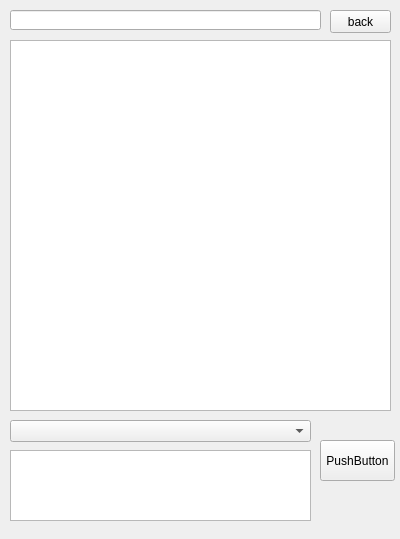
Above: forms/file_system.ui from akhmeade/yanileda before the change. Below: the same form after it.
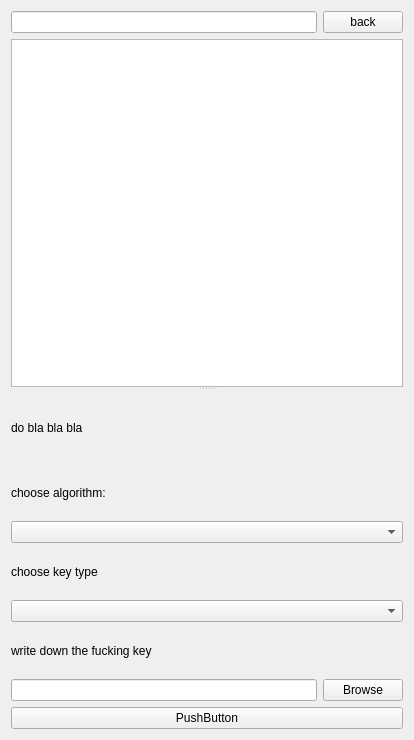
That is the form after the change.

What changed in the file:
```diff
--- a/forms/file_system.ui
+++ b/forms/file_system.ui
@@ -6,8 +6,8 @@
    <rect>
     <x>0</x>
     <y>0</y>
-    <width>400</width>
-    <height>539</height>
+    <width>414</width>
+    <height>740</height>
    </rect>
   </property>
   <property name="minimumSize">
@@ -19,50 +19,35 @@
   <property name="windowTitle">
    <string>Form</string>
   </property>
-  <widget class="QComboBox" name="algorithms_box">
-   <property name="geometry">
-    <rect>
-     <x>10</x>
-     <y>420</y>
-     <width>301</width>
-     <height>22</height>
-    </rect>
-   </property>
-  </widget>
-  <widget class="QTextEdit" name="key_box">
-   <property name="geometry">
-    <rect>
-     <x>10</x>
-     <y>450</y>
-     <width>301</width>
-     <height>71</height>
-    </rect>
-   </property>
-  </widget>
-  <widget class="QPushButton" name="load_button">
-   <property name="geometry">
-    <rect>
-     <x>320</x>
-     <y>440</y>
-     <width>75</width>
-     <height>41</height>
-    </rect>
-   </property>
+  <layout class="QVBoxLayout" name="verticalLayout_5">
+   <item>
+    <layout class="QHBoxLayout" name="horizontalLayout_2">
+     <item>
+      <widget class="QLineEdit" name="path_box"/>
+     </item>
+     <item>
+      <widget class="QPushButton" name="back_button">
    <property name="text">
-    <string>PushButton</string>
-   </property>
-  </widget>
+        <string>back</string>
+       </property>
+      </widget>
+     </item>
+    </layout>
+   </item>
+   <item>
+    <widget class="QSplitter" name="splitter">
+     <property name="orientation">
+      <enum>Qt::Vertical</enum>
+     </property>
   <widget class="QTableView" name="listdir">
    <property name="enabled">
     <bool>true</bool>
    </property>
-   <property name="geometry">
-    <rect>
-     <x>10</x>
-     <y>40</y>
-     <width>381</width>
-     <height>371</height>
-    </rect>
+      <property name="sizePolicy">
+       <sizepolicy hsizetype="Expanding" vsizetype="Maximum">
+        <horstretch>0</horstretch>
+        <verstretch>0</verstretch>
+       </sizepolicy>
    </property>
    <property name="editTriggers">
     <set>QAbstractItemView::DoubleClicked|QAbstractItemView::SelectedClicked</set>
@@ -77,29 +62,83 @@
     <enum>Qt::ElideRight</enum>
    </property>
   </widget>
-  <widget class="QLineEdit" name="path_box">
-   <property name="geometry">
-    <rect>
-     <x>10</x>
-     <y>10</y>
-     <width>311</width>
-     <height>20</height>
-    </rect>
-   </property>
-  </widget>
-  <widget class="QPushButton" name="back_button">
-   <property name="geometry">
-    <rect>
-     <x>330</x>
-     <y>10</y>
-     <width>61</width>
-     <height>23</height>
-    </rect>
-   </property>
+     <widget class="QWidget" name="">
+      <layout class="QVBoxLayout" name="verticalLayout_4">
+       <property name="sizeConstraint">
+        <enum>QLayout::SetMinimumSize</enum>
+       </property>
+       <item>
+        <widget class="QLabel" name="message_box">
+         <property name="text">
+          <string>do bla bla bla</string>
+         </property>
+        </widget>
+       </item>
+       <item>
+        <layout class="QVBoxLayout" name="verticalLayout">
+         <item>
+          <widget class="QLabel" name="algorithm_label">
+           <property name="text">
+            <string>choose algorithm:</string>
+           </property>
+          </widget>
+         </item>
+         <item>
+          <widget class="QComboBox" name="algorithms_box"/>
+         </item>
+        </layout>
+       </item>
+       <item>
+        <layout class="QVBoxLayout" name="verticalLayout_2">
+         <item>
+          <widget class="QLabel" name="key_type_label">
    <property name="text">
-    <string>back</string>
-   </property>
-  </widget>
+            <string>choose key type</string>
+           </property>
+          </widget>
+         </item>
+         <item>
+          <widget class="QComboBox" name="key_type_box"/>
+         </item>
+        </layout>
+       </item>
+       <item>
+        <layout class="QVBoxLayout" name="verticalLayout_3">
+         <item>
+          <widget class="QLabel" name="key_label">
+           <property name="text">
+            <string>write down the fucking key</string>
+           </property>
+          </widget>
+         </item>
+         <item>
+          <layout class="QHBoxLayout" name="horizontalLayout">
+           <item>
+            <widget class="QLineEdit" name="key_box"/>
+           </item>
+           <item>
+            <widget class="QPushButton" name="browse_button">
+             <property name="text">
+              <string>Browse</string>
+             </property>
+            </widget>
+           </item>
+          </layout>
+         </item>
+        </layout>
+       </item>
+       <item>
+        <widget class="QPushButton" name="load_button">
+         <property name="text">
+          <string>PushButton</string>
+         </property>
+        </widget>
+       </item>
+      </layout>
+     </widget>
+    </widget>
+   </item>
+  </layout>
  </widget>
  <resources/>
  <connections/>
```
Lines whose indentation alone changed are shown as unchanged.
